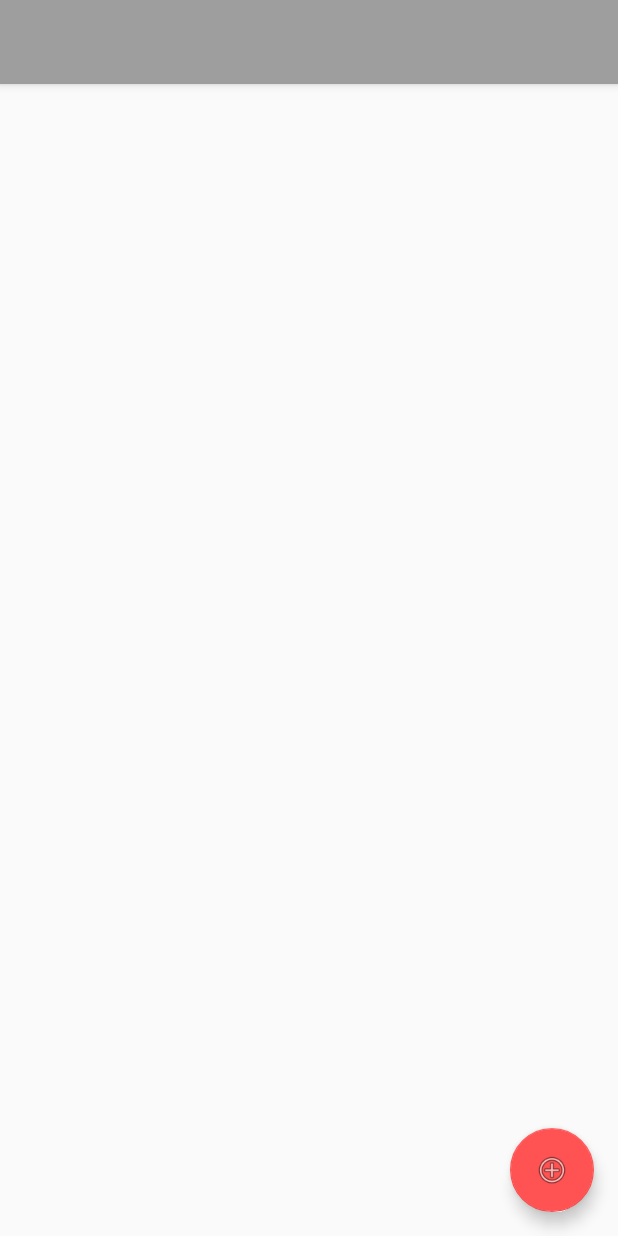
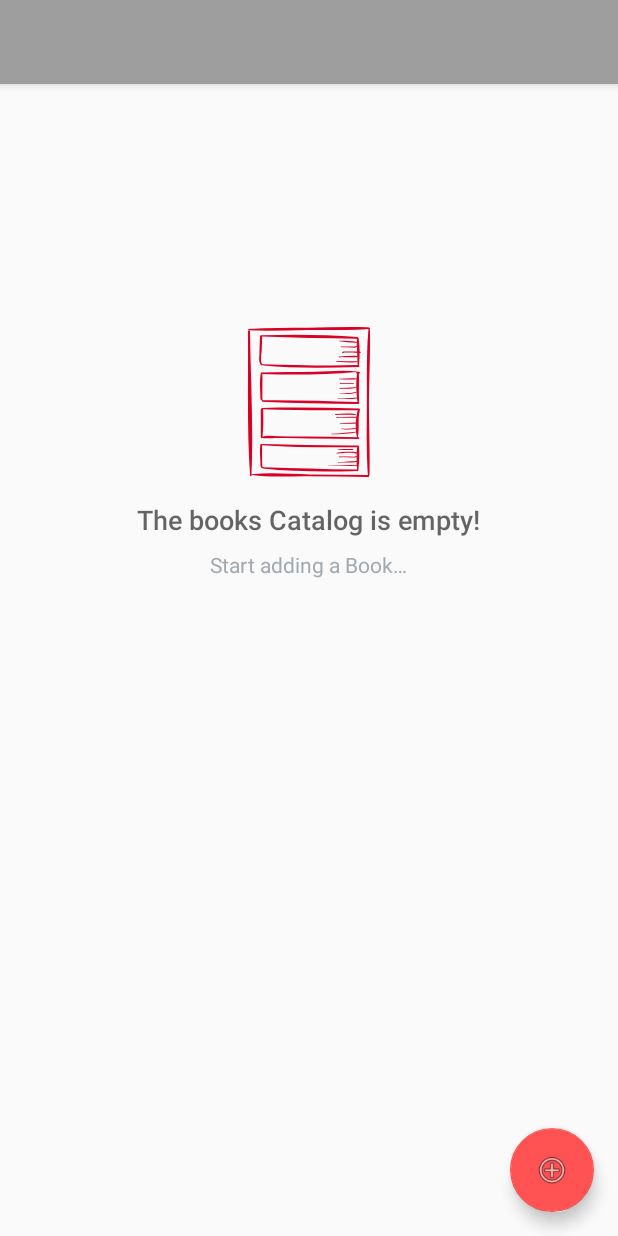
Before and after one commit to litur/BookStoreApp, an Android app: the layout activity_main.xml on its own in the app's theme, with its tools: preview values and no code run, on a phone screen of 412 x 824 dp. Run offline under Robolectric (Android 15) with nearby library versions, the phone set to English and light mode, and no system bars.

Commit message:
Added emptyView for the books listView in MainActivity

```diff
--- a/app/src/main/java/com/example/android/bookstoreapp/BookCursorAdapter.java
+++ b/app/src/main/java/com/example/android/bookstoreapp/BookCursorAdapter.java
@@ -103,7 +103,7 @@ public class BookCursorAdapter extends CursorAdapter {
         if (quantity > 0)
             strQuantity = context.getString(R.string.in_stock, String.valueOf(quantity));
         else
-            strQuantity = "Sorry, Out of Stock";
+            strQuantity = context.getString(R.string.out_of_stock);
         quantityTV.setText(strQuantity);
 
         //We create the Uri for the single Book. We will use the Uri to update the Quantity and set the Intent
--- a/app/src/main/java/com/example/android/bookstoreapp/MainActivity.java
+++ b/app/src/main/java/com/example/android/bookstoreapp/MainActivity.java
@@ -61,7 +61,11 @@ public class MainActivity extends AppCompatActivity implements LoaderManager.Loa
 
         myLoaderManager.initLoader(Constants.BOOKS_LOADER_ID, null, this).forceLoad();
 
+        // sets the emptView for the listView
+        mListView.setEmptyView(findViewById(R.id.empty_view));
+
         adapter = new BookCursorAdapter(this, null);
+
         // Attach the adapter to the ListView.
         mListView.setAdapter(adapter);
 
--- /dev/null
+++ b/app/src/main/res/drawable/ic_empty_bookshelf.xml
@@ -0,0 +1,81 @@
+<vector xmlns:android="http://schemas.android.com/apk/res/android"
+    android:width="24dp"
+    android:height="24dp"
+    android:viewportHeight="277.846"
+    android:viewportWidth="277.846">
+    <path
+        android:fillColor="#D80027"
+        android:pathData="M251.713,2.184c-0.033,-1.148 -1.133,-1.429 -1.888,-1.01c-0.275,-0.353 -0.681,-0.621 -1.218,-0.692c-1.308,-0.175 -2.753,-0.207 -4.149,-0.036c-0.029,-0.002 -0.048,-0.016 -0.077,-0.017c-36.027,-1.243 -72.363,0.566 -108.41,1.063C99.922,1.987 63.527,1.048 27.561,3.598c-1.609,0.114 -1.632,2.443 0,2.518C63.579,7.785 99.922,5.949 135.97,5.56c36.046,-0.39 72.427,0.524 108.41,-1.602c0.239,-0.014 0.441,-0.08 0.63,-0.159c1.224,0.037 2.45,0.032 3.597,0.093c0.155,0.008 0.271,-0.034 0.403,-0.055c-3.841,44.38 -2.689,89.706 -2.853,134.216c-0.165,45.132 -1.307,90.838 1.738,135.882c0.006,0.097 0.047,0.168 0.067,0.256c-35.742,-0.412 -71.485,-0.787 -107.227,-1.204c-35.329,-0.413 -72.783,-4.245 -107.863,-0.146c-0.183,0.021 -0.335,0.12 -0.453,0.252c3.833,-87.726 -1.633,-176.781 -2.775,-264.574c-0.032,-2.473 -3.877,-2.481 -3.847,0c1.057,88.439 -2.253,178.267 3.942,266.491c0.118,1.672 2.54,1.696 2.618,0c0.015,-0.327 0.018,-0.654 0.032,-0.981c0.081,0.074 0.15,0.156 0.299,0.176c33.775,4.732 69.812,1.932 103.899,2.32c37.337,0.425 74.674,0.893 112.012,1.323c1.523,0.018 2.042,-1.502 1.589,-2.586c0.452,-0.218 0.805,-0.645 0.82,-1.326c0.967,-45.223 -1.184,-90.626 -1.026,-135.882C250.138,92.847 253.015,47.349 251.713,2.184z" />
+    <path
+        android:fillColor="#D80027"
+        android:pathData="M231.473,221.065c-0.059,-0.562 -0.311,-0.939 -0.636,-1.192c-0.264,-0.357 -0.672,-0.609 -1.255,-0.605c-58.911,0.409 -117.685,-1.813 -176.57,-2.682c-0.742,-0.011 -1.096,0.511 -1.134,1.068c-0.008,-0.053 -0.012,-0.156 -0.02,-0.202c-0.26,-1.498 -2.868,-1.55 -3.078,0c-1.479,10.91 -0.215,22.629 0.208,33.621c0.112,2.909 -0.749,9.349 3.061,10.114c0.102,0.461 0.402,0.895 0.999,0.958c57.858,6.086 117.375,6.396 175.484,4.608c0.23,-0.007 0.433,-0.057 0.605,-0.14c0.57,0.022 1.159,-0.339 1.239,-1.109C231.851,251.219 232.951,235.364 231.473,221.065zM54.028,259.913c-0.09,-0.277 -0.264,-0.522 -0.646,-0.613c-2.003,-0.481 -0.87,-35.795 -1.478,-41.391c0.071,0.534 0.415,1.049 1.109,1.098c58.176,4.135 116.829,4.042 175.13,3.583c-1.605,13.322 -1.144,27.888 -0.206,41.287C169.833,263.992 112.073,261.439 54.028,259.913z" />
+    <path
+        android:fillColor="#D80027"
+        android:pathData="M231.688,150.883c-59.803,-1.321 -119.982,-2.393 -179.783,-0.907c-0.879,0.021 -1.136,0.829 -0.907,1.454c-0.765,0.248 -1.377,0.897 -1.364,1.966c0.209,16.938 0.06,33.845 -0.046,50.782c-0.009,1.531 1.53,1.923 2.522,1.307c0.023,0.101 0.046,0.202 0.069,0.302c0.064,0.281 0.327,0.424 0.591,0.45c0.352,0.035 0.705,0.069 1.057,0.104c0.338,0.033 0.369,-0.413 0.155,-0.573c1.399,1.041 23.682,-0.333 26.473,-0.282c5.561,0.101 11.124,0.164 16.685,0.246c15.294,0.226 30.588,0.451 45.882,0.677c29.197,0.431 58.395,0.972 87.594,1.25c2.146,0.02 2.145,-3.291 0,-3.331c-0.391,-0.008 -0.784,-0.011 -1.176,-0.018c3.424,-16.49 -0.594,-33.588 3.6,-50.221c0.09,-0.357 0.066,-0.67 -0.006,-0.959C233.435,152.218 232.998,150.912 231.688,150.883zM130.509,202.902c-16.684,-0.23 -33.369,-0.523 -50.054,-0.692c-8.656,-0.088 -19.23,-2.124 -27.468,1.055c1.511,-16.544 1.724,-33.282 0.97,-49.87c-0.023,-0.506 -0.213,-0.888 -0.46,-1.211c58.382,2.304 117.15,2.206 175.579,1.824c-4.16,15.119 -4.721,35.081 -1.214,50.276C195.414,203.683 162.958,203.35 130.509,202.902z" />
+    <path
+        android:fillColor="#D80027"
+        android:pathData="M231.987,82.964c-27.508,-4.129 -54.82,-0.831 -82.443,-0.082c-32.888,0.892 -65.817,0.235 -98.699,1.607c-1.054,0.044 -1.338,1.08 -0.975,1.789c-0.343,0.181 -0.607,0.522 -0.683,1.088c-1.748,12.95 -0.716,26.855 -0.367,39.908c0.087,3.279 -0.704,8.995 3.629,8.784c-1.021,0.522 -0.888,2.263 0.519,2.336c59.064,3.103 118.503,3.304 177.641,4.055c2.25,0.029 2.244,-3.428 0,-3.49c-0.009,0 -0.017,0 -0.017,0c0.625,-0.123 1.152,-0.591 1.11,-1.478c-0.823,-16.948 0.371,-33.896 -0.317,-50.785c-0.004,-0.118 -0.051,-0.215 -0.077,-0.322c0.072,0.006 0.144,0.012 0.216,0.018C233.461,86.557 233.939,83.257 231.987,82.964zM228.51,137.481c0.097,0.817 0.674,1.297 1.311,1.456c-58.693,-1.632 -117.658,-3.8 -176.37,-3.104c0.368,-0.39 0.073,-1.176 -0.544,-1.245c-0.51,-0.056 0.133,-43.315 -0.33,-46.765c-0.043,-0.325 -0.204,-0.607 -0.405,-0.857c57.618,2.02 117.991,1.239 175.287,-3.714c-1.795,0.155 -1.801,2.643 0,2.796c0.204,0.017 0.408,0.035 0.611,0.052c-0.014,0.051 -0.044,0.084 -0.054,0.14C225.125,102.772 226.538,120.917 228.51,137.481z" />
+    <path
+        android:fillColor="#D80027"
+        android:pathData="M231.559,70.823c1.471,-16.312 1.967,-33.887 -0.812,-50.025c-0.093,-0.54 -0.41,-0.858 -0.8,-1.024c-0.164,-0.597 -0.635,-1.117 -1.432,-1.181c-58.422,-4.656 -118.541,-5.19 -177.107,-3.191c-1.148,-0.745 -3.116,-0.224 -3.206,1.591c-0.535,10.707 -0.854,21.445 -1.101,32.163c-0.153,6.692 -1.873,14.898 2.413,20.554c0.151,0.199 0.328,0.335 0.516,0.437c0.099,0.395 0.358,0.761 0.874,0.813c59.46,6.056 120.076,5.058 179.739,3.079C232.497,73.978 232.791,71.588 231.559,70.823zM52.155,68.985c-0.006,-0.222 -0.052,-0.456 -0.192,-0.706c-3.864,-6.904 -0.796,-19.544 -0.521,-27.164c0.281,-7.784 0.613,-15.567 0.764,-23.355c58.32,1.807 117.015,3.666 175.35,3.955c-0.229,16.207 1.02,32.657 1.439,48.898C169.903,72.637 111.212,70.145 52.155,68.985z" />
+    <path
+        android:fillColor="#D80027"
+        android:pathData="M228.591,255.594c-18.113,-0.35 -36.28,0.238 -54.39,0.595c-0.281,0.006 -0.281,0.431 0,0.437c18.111,0.358 36.277,0.945 54.39,0.595C229.636,257.201 229.638,255.615 228.591,255.594z" />
+    <path
+        android:fillColor="#D80027"
+        android:pathData="M228.626,248.212c-12.063,0.508 -23.963,1.956 -36.077,1.893c-0.525,-0.002 -0.522,0.795 0,0.813c11.931,0.408 24.461,0.705 36.244,-1.46C229.498,249.329 229.335,248.182 228.626,248.212z" />
+    <path
+        android:fillColor="#D80027"
+        android:pathData="M227.092,238.947c-3.962,2.272 -12.201,0.921 -16.576,0.968c-5.333,0.058 -10.667,0.107 -16.002,0.135c-0.828,0.004 -0.83,1.286 0,1.288c7.796,0.025 15.591,0.113 23.386,0.165c3.206,0.021 7.903,1.231 10.008,-1.743C228.265,239.255 227.579,238.668 227.092,238.947z" />
+    <path
+        android:fillColor="#D80027"
+        android:pathData="M229.979,231.758c-0.147,-0.1 -0.295,-0.2 -0.442,-0.299c-0.335,-0.225 -0.801,-0.056 -1,0.262c-0.066,0.107 -0.132,0.214 -0.198,0.321c-0.136,0.217 -0.11,0.405 -0.031,0.569c-2.365,-0.438 -8.018,-1.332 -8.75,-1.369c-3.373,-0.172 -6.752,-0.205 -10.127,-0.117c-6.354,0.167 -12.654,0.822 -18.917,1.875c-0.837,0.142 -0.545,1.316 0.186,1.383c0.835,0.077 1.669,0.154 2.503,0.231c0.554,0.051 0.647,-0.815 0.128,-0.954c2.793,0.754 7.064,-0.283 10.316,-0.442c4.333,-0.213 8.681,-0.259 13.019,-0.113c3.255,0.11 10.978,2.455 13.48,-0.052C230.541,232.657 230.415,232.052 229.979,231.758z" />
+    <path
+        android:fillColor="#D80027"
+        android:pathData="M220.071,226.107c-9.157,-0.101 -18.371,-0.071 -27.522,0.308c-0.651,0.027 -0.651,0.984 0,1.011c9.15,0.379 18.365,0.409 27.522,0.308C221.118,227.721 221.12,226.118 220.071,226.107z" />
+    <path
+        android:fillColor="#D80027"
+        android:pathData="M229.217,193.518c-16.225,1.452 -32.136,3.773 -48.462,4.164c-0.649,0.015 -0.651,1.022 0,1.012c16.091,-0.255 32.82,-0.786 48.581,-4.28C229.83,194.304 229.733,193.472 229.217,193.518z" />
+    <path
+        android:fillColor="#D80027"
+        android:pathData="M227.856,186.756c-9.689,1.515 -19.001,2.281 -28.773,1.141c-0.562,-0.066 -0.7,0.913 -0.137,0.993c9.696,1.372 19.699,1.481 29.253,-0.891C229.021,187.795 228.655,186.631 227.856,186.756z" />
+    <path
+        android:fillColor="#D80027"
+        android:pathData="M228.593,177.096c-10.72,0.364 -21.376,0.94 -32.111,0.738c-0.729,-0.014 -0.725,1.102 0,1.13c10.673,0.414 21.465,0.608 32.111,-0.401C229.516,178.476 229.554,177.063 228.593,177.096z" />
+    <path
+        android:fillColor="#D80027"
+        android:pathData="M228.591,166.595c-12.774,-1.108 -25.884,0.11 -38.663,0.754c-0.762,0.039 -0.766,1.229 0,1.19c12.879,-0.649 25.807,0.136 38.663,-0.556C229.49,167.935 229.475,166.672 228.591,166.595z" />
+    <path
+        android:fillColor="#D80027"
+        android:pathData="M224.658,161.08c-12.212,-1.064 -24.489,-0.748 -36.693,0.259c-0.944,0.078 -0.962,1.548 0,1.487c12.267,-0.765 24.431,-0.476 36.693,0.178C225.906,163.069 225.877,161.185 224.658,161.08z" />
+    <path
+        android:fillColor="#D80027"
+        android:pathData="M229.236,130.587c-12.358,0.879 -24.285,1.787 -36.686,0.734c-0.752,-0.064 -0.743,1.101 0,1.17c12.119,1.133 24.83,1.523 36.846,-0.735C230.049,131.633 229.905,130.54 229.236,130.587z" />
+    <path
+        android:fillColor="#D80027"
+        android:pathData="M225.821,120.233c-9.859,2.08 -19.301,3.168 -29.358,2.104c-0.677,-0.071 -0.659,0.968 0,1.051c9.853,1.249 20.156,1.06 29.752,-1.72C227.141,121.399 226.753,120.036 225.821,120.233z" />
+    <path
+        android:fillColor="#D80027"
+        android:pathData="M225.313,111.611c-9.838,0.558 -19.629,1.144 -29.488,1.221c-0.934,0.008 -0.928,1.411 0,1.448c9.904,0.396 19.856,0.088 29.657,-1.423C226.187,112.748 226.024,111.571 225.313,111.611z" />
+    <path
+        android:fillColor="#D80027"
+        android:pathData="M221.383,103.668c-8.301,-0.186 -16.601,-0.062 -24.903,0.011c-0.904,0.007 -0.907,1.399 0,1.407c8.301,0.071 16.601,0.196 24.903,0.01C222.3,105.075 222.301,103.689 221.383,103.668z" />
+    <path
+        android:fillColor="#D80027"
+        android:pathData="M227.282,95.411c-10.538,-0.901 -21.533,0.086 -32.111,0.296c-0.754,0.015 -0.756,1.162 0,1.17c10.576,0.113 21.583,0.998 32.111,0.001C228.22,96.789 228.227,95.492 227.282,95.411z" />
+    <path
+        android:fillColor="#D80027"
+        android:pathData="M228.591,63.418c-12.896,-0.115 -25.768,-0.053 -38.663,-0.358c-0.898,-0.021 -0.884,1.331 0,1.388c12.827,0.829 25.809,1.33 38.663,0.953C229.863,65.363 229.87,63.429 228.591,63.418z" />
+    <path
+        android:fillColor="#D80027"
+        android:pathData="M229.244,53.701c-11.321,-1.017 -23.372,0.177 -34.72,0.815c-0.717,0.04 -0.937,1.12 -0.178,1.304c0.878,0.212 1.756,0.424 2.634,0.635c0.733,0.177 1.033,-0.909 0.312,-1.128c3.532,1.074 9.966,0.549 14.593,0.54c5.763,-0.011 11.635,0.26 17.359,-0.46C230.322,55.271 230.359,53.801 229.244,53.701z" />
+    <path
+        android:fillColor="#D80027"
+        android:pathData="M233.879,45.738c-8.463,-0.653 -17.076,-0.281 -25.561,-0.315c-2.297,-0.009 -7.566,-1.123 -8.087,2.212c-0.186,1.174 1.58,1.706 1.816,0.501c0.394,-2.021 28.862,-0.195 31.832,-0.356C235.199,47.709 235.185,45.839 233.879,45.738z" />
+    <path
+        android:fillColor="#D80027"
+        android:pathData="M227.585,36c-0.037,-0.176 -0.072,-0.354 -0.11,-0.531c-0.18,-0.89 -1.719,-0.945 -1.853,0c-0.163,1.138 -25.002,0.683 -27.356,0.772c-0.88,0.034 -0.882,1.338 0,1.368c6.355,0.217 12.726,0.192 19.086,0.262c2.96,0.033 7.479,1.191 9.96,-0.843C227.61,36.785 227.656,36.348 227.585,36z" />
+    <path
+        android:fillColor="#D80027"
+        android:pathData="M228.161,27.6c-10.48,-2.259 -22.262,-2.05 -32.96,-2.359c-0.882,-0.025 -0.845,1.262 0,1.349c10.656,1.082 22.033,3.1 32.727,2.744C228.884,29.302 229.172,27.818 228.161,27.6z" />
+</vector>
--- a/app/src/main/res/layout/activity_main.xml
+++ b/app/src/main/res/layout/activity_main.xml
@@ -43,4 +43,47 @@
         app:layout_constraintEnd_toEndOf="parent"
         app:srcCompat="@android:drawable/ic_menu_add" />
 
+    <!-- Empty view for the list -->
+    <RelativeLayout
+        android:id="@+id/empty_view"
+        android:layout_width="0dp"
+        android:layout_height="wrap_content"
+        android:layout_centerInParent="true"
+        app:layout_constraintBottom_toBottomOf="@+id/bookListView"
+        app:layout_constraintEnd_toEndOf="@+id/bookListView"
+        app:layout_constraintStart_toStartOf="@+id/bookListView"
+        app:layout_constraintTop_toTopOf="@+id/bookListView"
+        app:layout_constraintVertical_bias="0.26999998">
+        <!-- Icon taken from https://www.flaticon.com/free-icon/empty-bookshelf_81763  made by http://www.freepik.com and flaticon.com -->
+        <ImageView
+            android:id="@+id/empty_bookshelf_image"
+            android:layout_width="100dp"
+            android:layout_height="100dp"
+            android:layout_centerHorizontal="true"
+            android:src="@drawable/ic_empty_bookshelf" />
+
+        <TextView
+            android:id="@+id/empty_title_text"
+            android:layout_width="wrap_content"
+            android:layout_height="wrap_content"
+            android:layout_below="@+id/empty_bookshelf_image"
+            android:layout_centerHorizontal="true"
+            android:fontFamily="sans-serif-medium"
+            android:paddingTop="16dp"
+            android:text="@string/empty_view_title_text"
+            android:textAppearance="?android:textAppearanceMedium" />
+
+        <TextView
+            android:id="@+id/empty_subtitle_text"
+            android:layout_width="wrap_content"
+            android:layout_height="wrap_content"
+            android:layout_below="@+id/empty_title_text"
+            android:layout_centerHorizontal="true"
+            android:fontFamily="sans-serif"
+            android:paddingTop="8dp"
+            android:text="@string/empty_view_subtitle_text"
+            android:textAppearance="?android:textAppearanceSmall"
+            android:textColor="#A2AAB0" />
+    </RelativeLayout>
+
 </android.support.constraint.ConstraintLayout>
--- a/app/src/main/res/values/strings.xml
+++ b/app/src/main/res/values/strings.xml
@@ -16,7 +16,9 @@
 
     <!-- Strings for mainActivity -->
     <string name="in_stock">In Stock! <xliff:g example="1" id="quantity">%s </xliff:g> remaining</string>
-
+    <string name="out_of_stock">Out of Stock</string>
+    <string name="empty_view_title_text">The books Catalog is empty!</string>
+    <string name="empty_view_subtitle_text">Start adding a Book…</string>
 
     <!-- Strings for EditorActivity -->
     <string name="editor_activity_title_new_product">Insert Product</string>
```
